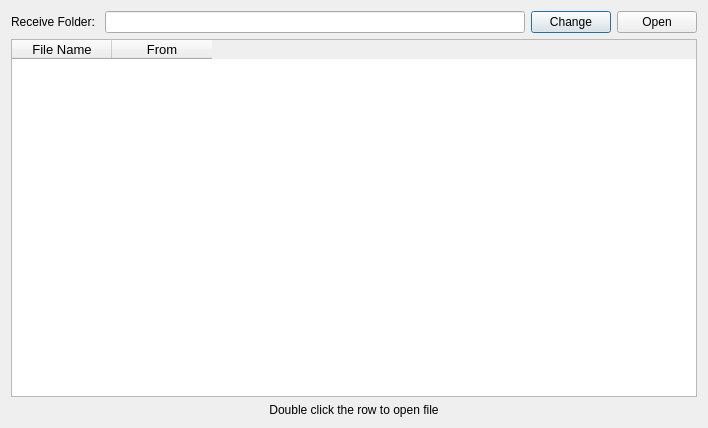
First picture: the form in Console/UI/FileReceiveUI.ui, repository yang-zhongtian/PYCM, before the edit.
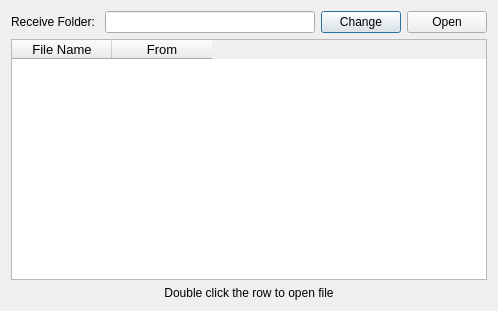
Second picture: the form after the edit. Icons and pictures are not drawn.

```diff
--- a/Console/UI/FileReceiveUI.ui
+++ b/Console/UI/FileReceiveUI.ui
@@ -6,8 +6,8 @@
    <rect>
     <x>0</x>
     <y>0</y>
-    <width>708</width>
-    <height>428</height>
+    <width>498</width>
+    <height>311</height>
    </rect>
   </property>
   <property name="sizePolicy">
```
Left out of the diff: 4 changed lines with no effect on the pictures.
